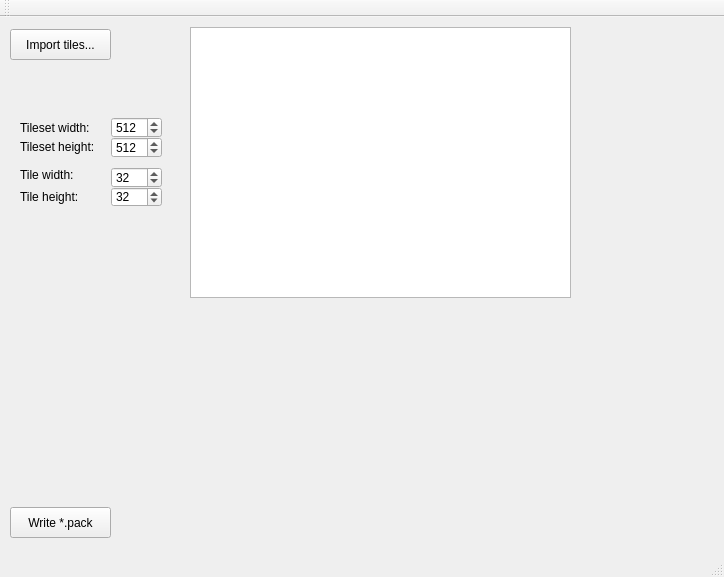
Spessi/manual-tex-packer, file mainwindow.ui: the form before one commit.
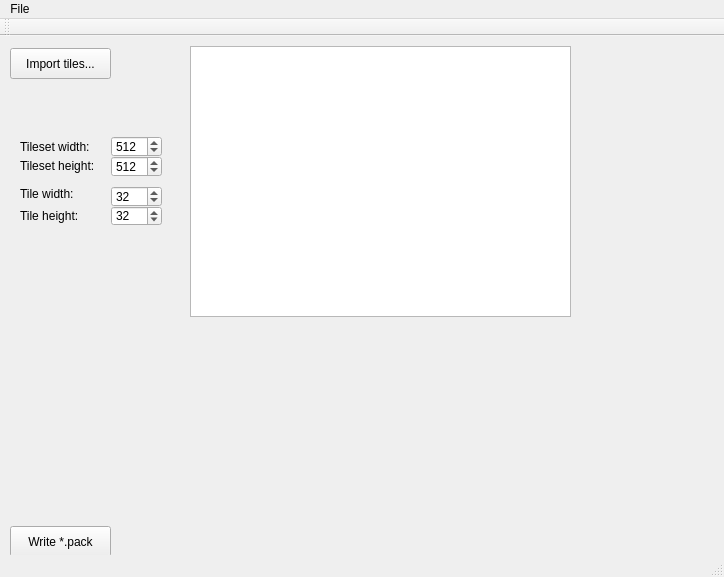
The form after the commit. Custom widgets are drawn as their Qt base class.

```diff
--- a/mainwindow.ui
+++ b/mainwindow.ui
@@ -191,6 +191,18 @@
      <height>21</height>
     </rect>
    </property>
+   <widget class="QMenu" name="menuFile">
+    <property name="title">
+     <string>File</string>
+    </property>
+    <addaction name="actionNew"/>
+    <addaction name="separator"/>
+    <addaction name="actionLoad"/>
+    <addaction name="actionSave"/>
+    <addaction name="separator"/>
+    <addaction name="actionExit"/>
+   </widget>
+   <addaction name="menuFile"/>
   </widget>
  </widget>
  <layoutdefault spacing="6" margin="11"/>
```
Left out of the diff: 22 changed lines with no effect on the pictures.
